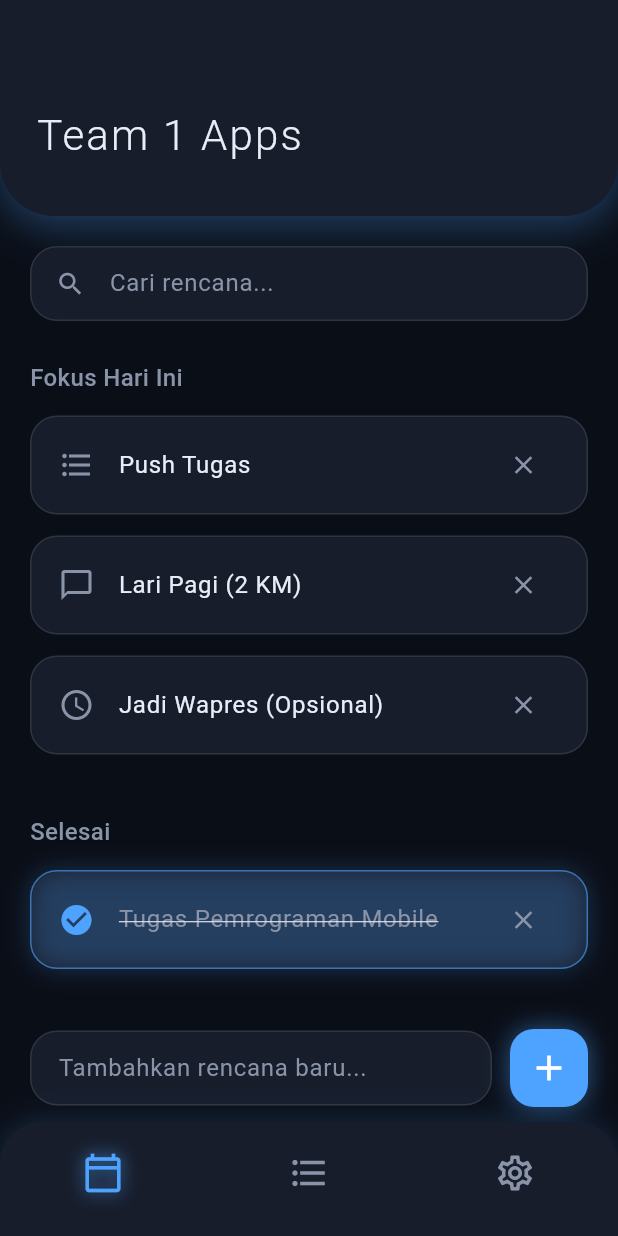
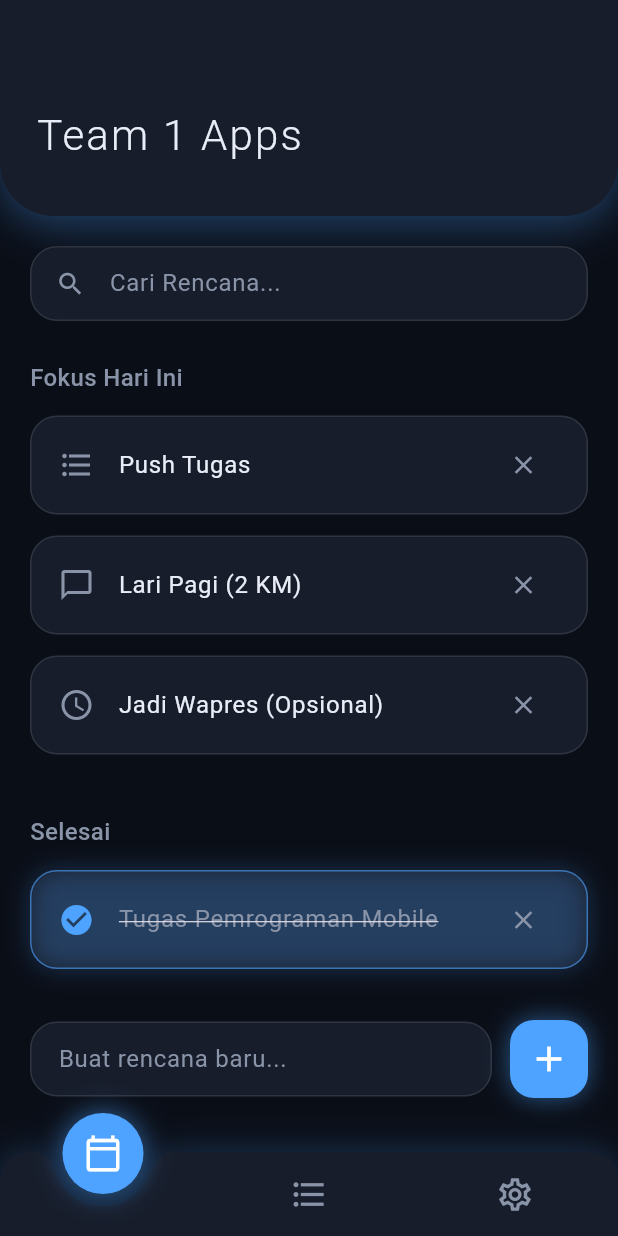
Before and after one commit to Aydil-f/LearnApps1, a Flutter app: the screen it shows after launch, after a tap on the "calendar today" icon, on a phone screen of 412 x 824 dp. Run offline on Flutter 3.47's test engine with Material 3 defaults, Android fonts, the phone set to English and light mode, and no system bars.

Commit message:
ubah sedikit UI

```diff
--- a/lib/screens/home.dart
+++ b/lib/screens/home.dart
@@ -98,7 +98,18 @@ class _HomeState extends State<Home> {
       ),
       bottomNavigationBar: Column(
         mainAxisSize: MainAxisSize.min,
-        children: [_addBar(), _buildBottomNav()],
+        children: [
+          _addBar(),
+          CurvedNavBar(
+            index: _navIndex,
+            icons: const [
+              Icons.calendar_today_outlined,
+              Icons.format_list_bulleted,
+              Icons.settings_outlined,
+            ],
+            onTap: (i) => setState(() => _navIndex = i),
+          ),
+        ],
       ),
     );
   }
@@ -154,7 +165,7 @@ class _HomeState extends State<Home> {
         decoration: const InputDecoration(
           icon: Icon(Icons.search, color: tdGrey, size: 20),
           border: InputBorder.none,
-          hintText: 'Cari rencana...',
+          hintText: 'Cari Rencana...',
           hintStyle: TextStyle(color: tdGrey),
         ),
       ),
@@ -194,7 +205,7 @@ class _HomeState extends State<Home> {
                 style: const TextStyle(color: tdText),
                 onSubmitted: _addToDoItem,
                 decoration: const InputDecoration(
-                  hintText: 'Tambahkan rencana baru...',
+                  hintText: 'Buat rencana baru...',
                   hintStyle: TextStyle(color: tdGrey),
                   border: InputBorder.none,
                 ),
@@ -221,39 +232,138 @@ class _HomeState extends State<Home> {
       ),
     );
   }
+}
 
-  Widget _buildBottomNav() {
-    const icons = [
-      Icons.calendar_today_outlined,
-      Icons.format_list_bulleted,
-      Icons.settings_outlined,
-    ];
-    return Container(
-      padding: const EdgeInsets.only(top: 10, bottom: 18),
-      decoration: BoxDecoration(
-        color: tdCard,
-        borderRadius: const BorderRadius.vertical(top: Radius.circular(28)),
-        boxShadow: [
-          BoxShadow(color: tdBlue.withOpacity(0.2), blurRadius: 18),
-        ],
-      ),
-      child: Row(
-        mainAxisAlignment: MainAxisAlignment.spaceAround,
-        children: List.generate(icons.length, (i) {
-          final selected = _navIndex == i;
-          return IconButton(
-            onPressed: () => setState(() => _navIndex = i),
-            icon: Icon(
-              icons[i],
-              size: 28,
-              color: selected ? tdBlue : tdGrey,
-              shadows: selected
-                  ? [Shadow(color: tdBlue.withOpacity(0.9), blurRadius: 14)]
-                  : null,
-            ),
+/// Navigasi bawah melengkung dengan bubble yang bergeser ke item aktif.
+class CurvedNavBar extends StatelessWidget {
+  final int index;
+  final List<IconData> icons;
+  final ValueChanged<int> onTap;
+
+  const CurvedNavBar({
+    super.key,
+    required this.index,
+    required this.icons,
+    required this.onTap,
+  });
+
+  static const double _topY = 26; // tinggi area bubble di atas bar
+  static const double _height = 82;
+  static const double _bubble = 54;
+
+  @override
+  Widget build(BuildContext context) {
+    return SizedBox(
+      height: _height,
+      child: LayoutBuilder(
+        builder: (context, constraints) {
+          final width = constraints.maxWidth;
+          final itemW = width / icons.length;
+
+          return TweenAnimationBuilder<double>(
+            tween: Tween<double>(end: index.toDouble()),
+            duration: const Duration(milliseconds: 350),
+            curve: Curves.easeOutCubic,
+            builder: (context, pos, _) {
+              final cx = (pos + 0.5) * itemW;
+              return Stack(
+                clipBehavior: Clip.none,
+                children: [
+                  // Bar dengan lekukan
+                  Positioned.fill(
+                    child: CustomPaint(
+                      painter: _NavPainter(cx: cx, topY: _topY),
+                    ),
+                  ),
+                  // Ikon yang tidak aktif
+                  Positioned.fill(
+                    top: _topY,
+                    child: Row(
+                      children: List.generate(icons.length, (i) {
+                        final selected = i == index;
+                        return Expanded(
+                          child: GestureDetector(
+                            behavior: HitTestBehavior.opaque,
+                            onTap: () => onTap(i),
+                            child: Center(
+                              child: AnimatedOpacity(
+                                duration: const Duration(milliseconds: 200),
+                                opacity: selected ? 0 : 1,
+                                child: Icon(icons[i], color: tdGrey, size: 26),
+                              ),
+                            ),
+                          ),
+                        );
+                      }),
+                    ),
+                  ),
+                  // Bubble aktif
+                  Positioned(
+                    left: cx - _bubble / 2,
+                    top: 0,
+                    child: IgnorePointer(
+                      child: Container(
+                        width: _bubble,
+                        height: _bubble,
+                        decoration: BoxDecoration(
+                          shape: BoxShape.circle,
+                          color: tdBlue,
+                          boxShadow: [
+                            BoxShadow(
+                              color: tdBlue.withOpacity(0.6),
+                              blurRadius: 16,
+                            ),
+                          ],
+                        ),
+                        child: Icon(icons[index], color: Colors.white, size: 26),
+                      ),
+                    ),
+                  ),
+                ],
+              );
+            },
           );
-        }),
+        },
       ),
     );
   }
 }
+
+class _NavPainter extends CustomPainter {
+  final double cx;
+  final double topY;
+
+  _NavPainter({required this.cx, required this.topY});
+
+  @override
+  void paint(Canvas canvas, Size size) {
+    const half = 46.0; // lebar lekukan
+    const depth = 36.0; // kedalaman lekukan
+    final rl = (cx - half).clamp(0.0, 22.0);
+    final rr = (size.width - cx - half).clamp(0.0, 22.0);
+
+    final path = Path()
+      ..moveTo(0, topY + rl)
+      ..quadraticBezierTo(0, topY, rl, topY)
+      ..lineTo(cx - half, topY)
+      ..cubicTo(cx - 28, topY, cx - 34, topY + depth, cx, topY + depth)
+      ..cubicTo(cx + 34, topY + depth, cx + 28, topY, cx + half, topY)
+      ..lineTo(size.width - rr, topY)
+      ..quadraticBezierTo(size.width, topY, size.width, topY + rr)
+      ..lineTo(size.width, size.height)
+      ..lineTo(0, size.height)
+      ..close();
+
+    // glow biru tipis di tepi atas
+    canvas.drawPath(
+      path,
+      Paint()
+        ..color = tdBlue.withOpacity(0.25)
+        ..maskFilter = const MaskFilter.blur(BlurStyle.normal, 12),
+    );
+    canvas.drawPath(path, Paint()..color = tdCard);
+  }
+
+  @override
+  bool shouldRepaint(covariant _NavPainter old) => old.cx != cx;
+}
```
